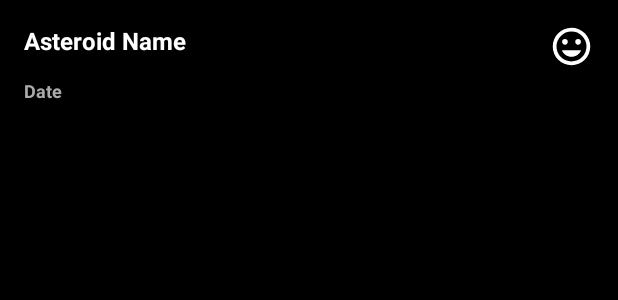
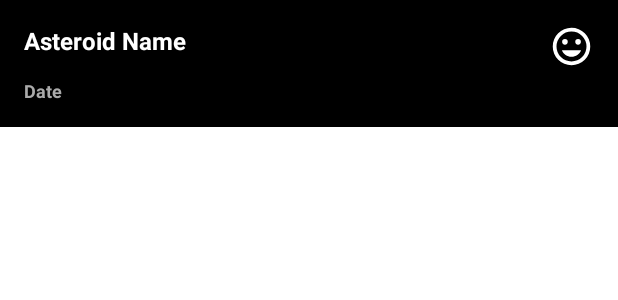
Before and after one commit to BrandedNomad/AndroidAsteroidScanner, an Android app: the layout main_list_item.xml on its own in the app's theme, with its tools: preview values and no code run, on a phone screen of 412 x 824 dp. Shown: the top 300 px of the screen. Run offline under Robolectric (Android 15) with nearby library versions, the phone set to English and light mode, and no system bars.

```diff
--- /dev/null
+++ b/app/src/main/java/com/example/asteroidscanner/ui/main/MainViewModel.kt
@@ -0,0 +1,4 @@
+package com.example.asteroidscanner.ui.main
+
+class MainViewModel {
+}
--- a/app/src/main/res/layout/fragment_main.xml
+++ b/app/src/main/res/layout/fragment_main.xml
@@ -34,9 +34,10 @@
         </FrameLayout>
 
         <androidx.recyclerview.widget.RecyclerView
-            android:layout_width="0dp"
+            android:id="@+id/mainRecyclerView"
+            android:layout_width="match_parent"
             android:layout_height="0dp"
-            android:layout_marginTop="731dp"
+
             app:layoutManager="androidx.recyclerview.widget.LinearLayoutManager"
             app:layout_constraintBottom_toBottomOf="parent"
             app:layout_constraintEnd_toEndOf="parent"
--- a/app/src/main/res/layout/main_list_item.xml
+++ b/app/src/main/res/layout/main_list_item.xml
@@ -2,12 +2,12 @@
 <androidx.constraintlayout.widget.ConstraintLayout xmlns:android="http://schemas.android.com/apk/res/android"
     xmlns:app="http://schemas.android.com/apk/res-auto"
     xmlns:tools="http://schemas.android.com/tools"
+    style="@style/mainListItem"
     android:layout_width="match_parent"
-    android:layout_height="match_parent"
-    style="@style/mainListItem">
+    android:visibility="visible">
 
     <TextView
-        android:id="@+id/textView"
+        android:id="@+id/mainListItemName"
         style="@style/mainListItemName"
         android:layout_width="wrap_content"
         android:layout_height="wrap_content"
@@ -16,19 +16,21 @@
         app:layout_constraintTop_toTopOf="parent" />
 
     <TextView
+        android:id="@+id/mainListItemDate"
         style="@style/mainListItemDate"
         android:layout_width="wrap_content"
         android:layout_height="wrap_content"
         android:layout_marginTop="14dp"
         android:text="Date"
         app:layout_constraintStart_toStartOf="parent"
-        app:layout_constraintTop_toBottomOf="@+id/textView" />
+        app:layout_constraintTop_toBottomOf="@+id/mainListItemName" />
 
     <ImageView
+        android:id="@+id/mainListItemImage"
         android:layout_width="30dp"
         android:layout_height="30dp"
-        app:srcCompat="@drawable/ic_status_normal"
         app:layout_constraintEnd_toEndOf="parent"
-        app:layout_constraintTop_toTopOf="parent" />
+        app:layout_constraintTop_toTopOf="parent"
+        app:srcCompat="@drawable/ic_status_normal" />
 
 </androidx.constraintlayout.widget.ConstraintLayout>
--- a/app/src/main/res/values/styles.xml
+++ b/app/src/main/res/values/styles.xml
@@ -10,7 +10,7 @@
     </style>
 
     <style name="mainListItem">
-        <item name="android:layout_height">50dp</item>
+        <item name="android:layout_height">wrap_content</item>
         <item name="android:layout_width">match_parent</item>
         <item name="android:padding">16dp</item>
         <item name="android:background">@android:color/black</item>
```
Also changed, not shown: app/src/main/java/com/example/asteroidscanner/ui/main/MainAdapter.kt (+42 -1 lines), app/src/main/java/com/example/asteroidscanner/ui/main/MainFragment.kt (+32 -0 lines).
